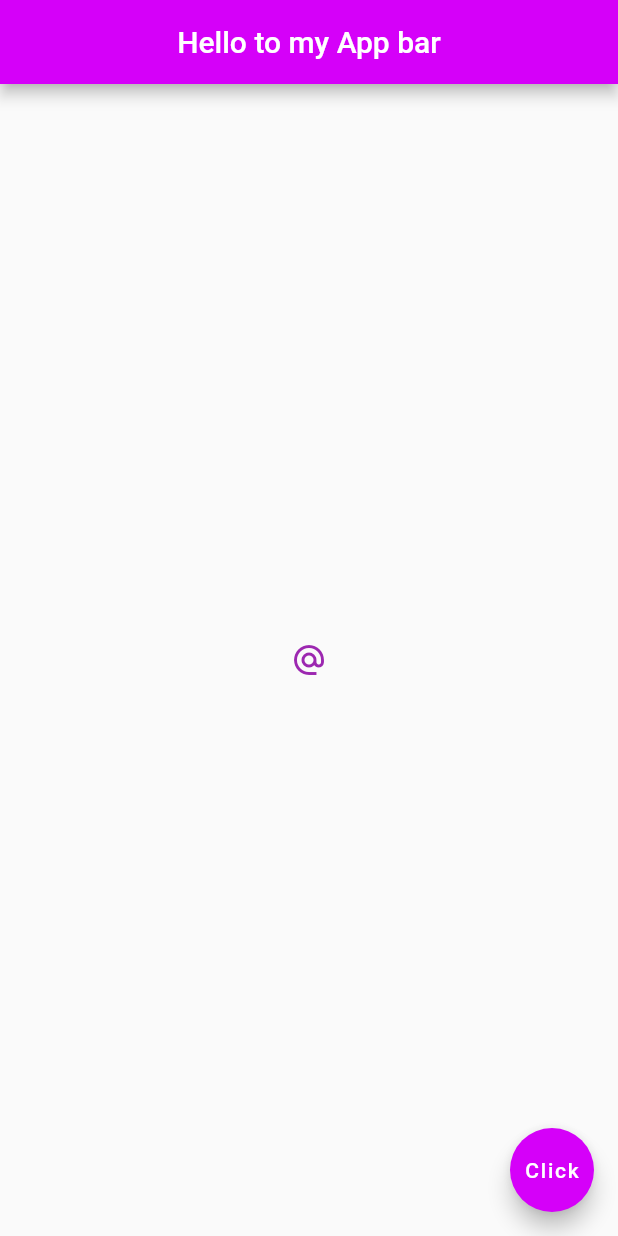
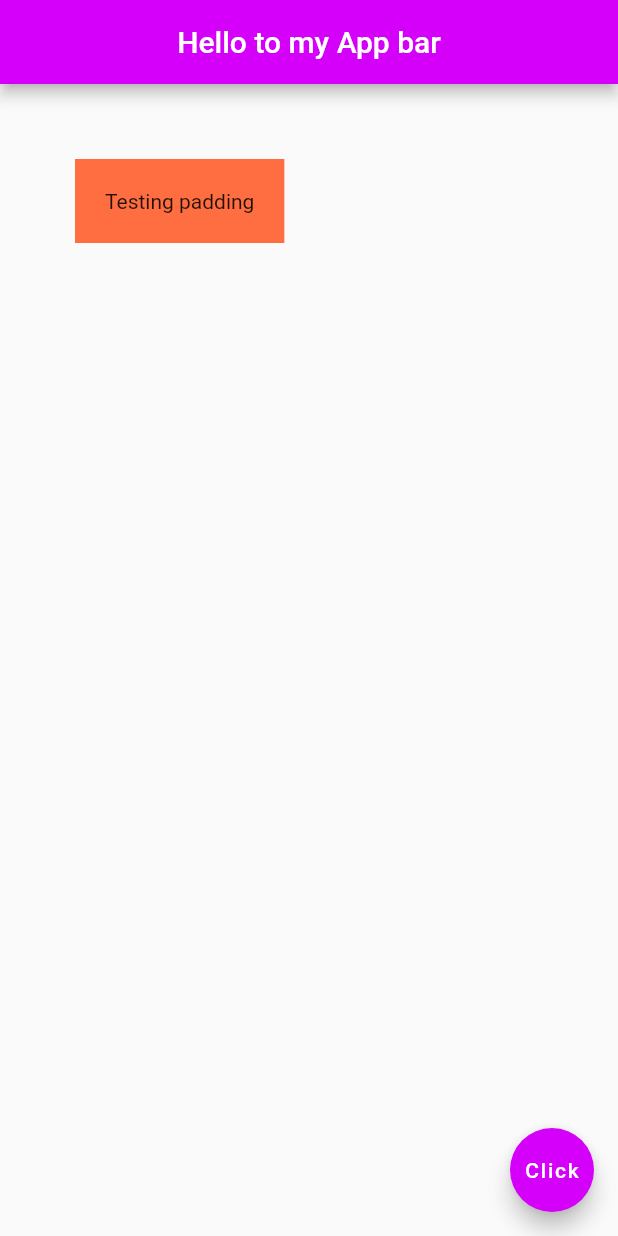
Before and after one commit to jkinathan/FlatNinja, a Flutter app: the screen it shows after launch, on a phone screen of 412 x 824 dp. Run offline on Flutter 3.47's test engine with Material 2 defaults, Android fonts, the phone set to English and light mode, and no system bars.

Commit message:
containers and padding

```diff
--- a/lib/main.dart
+++ b/lib/main.dart
@@ -1,6 +1,7 @@
 // import 'dart:html';
 
 import 'package:flutter/material.dart';
+import 'package:flutter/rendering.dart';
 
 void main() {
   runApp(MaterialApp(
@@ -18,36 +19,13 @@ class Home extends StatelessWidget {
         centerTitle: true,
         backgroundColor: Colors.purpleAccent[400],
       ),
-      body: Center(
-        child: IconButton(
-          onPressed: () {
-              print("Fire emails");
-          },
-          icon: Icon(
-            Icons.alternate_email,
-            color: Colors.purple,
-          ),
+      body: Container(
+        padding: EdgeInsets.all(20.0),
+        margin: EdgeInsets.all(50.0),
+        color: Colors.deepOrangeAccent,
+        child: Text(
+          'Testing padding',
         ),
-        // RaisedButton.icon(
-        //   onPressed: () {
-        //     print('You just clicked me');
-        //   },
-        //   icon: Icon(
-        //     Icons.email,
-        //   ),
-        //   label: Text(
-        //       'Mail me',
-        //       style: TextStyle(fontSize: 40.0,fontFamily: 'IndieFlower'),
-        //   ),
-        //   color: Colors.orange,
-        // ),
-        // Image.asset('assets/foodie.jpg'),//Image.network('');
-        // Image(
-        //   // image: NetworkImage('https://images.unsplash.com/photo-1550792173-5220eacae50e?ixid=MXwxMjA3fDB8MHxwaG90by1wYWdlfHx8fGVufDB8fHw%3D&ixlib=rb-1.2.1&auto=format&fit=crop&w=400&q=80'),
-        //   // image: AssetImage('assets/foodie.jpg'),
-        //
-        // ),
-
       ),
       floatingActionButton: FloatingActionButton(
         onPressed: (){},
```
Also changed, not shown: 1 other file.
